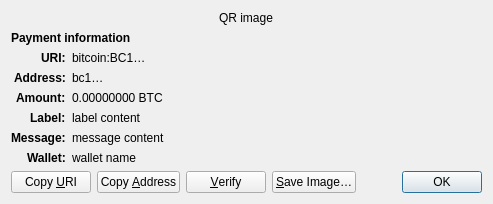
This is src/qt/forms/receiverequestdialog.ui in jimmypound/bitmark as Qt 5 draws it before an edit. The edited form follows.
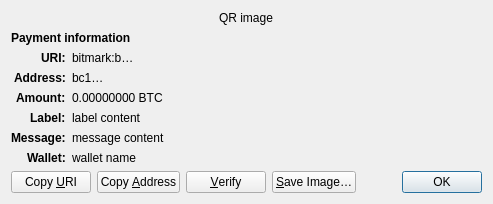
This is the edited form. Custom widgets are drawn as their Qt base class.

Commit message: Apply Bitmark v.0.9.7.4 source code changes to Bitcoin version 27.x

```diff
--- a/src/qt/forms/receiverequestdialog.ui
+++ b/src/qt/forms/receiverequestdialog.ui
@@ -65,7 +65,7 @@
    <item row="2" column="1" alignment="Qt::AlignTop">
     <widget class="QLabel" name="uri_content">
      <property name="text">
-      <string notr="true">bitcoin:BC1…</string>
+      <string notr="true">bitmark:b…</string>
      </property>
      <property name="textFormat">
       <enum>Qt::RichText</enum>
```
The commit also changes 379 other files.
